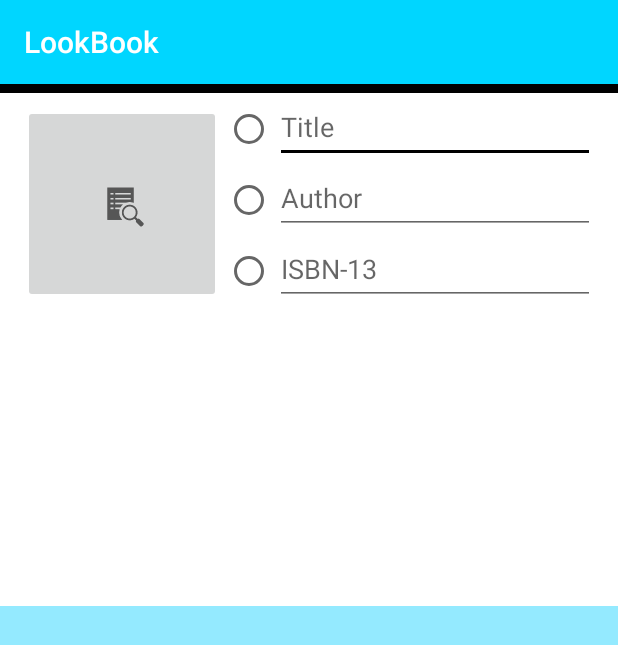
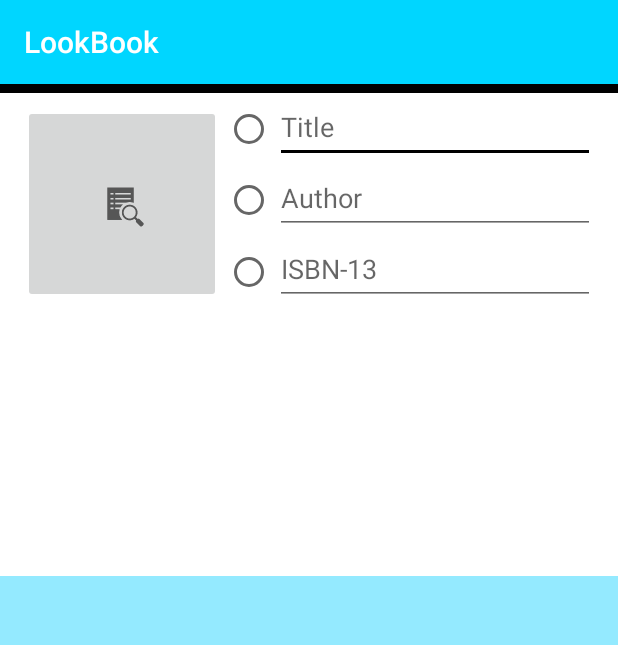
Before and after one commit to EdwardVillasenor1992/CST-438_final, an Android app: the MainSearchBooks screen opened directly, with no data from a screen before it, on a phone screen of 412 x 824 dp. Shown: the top 645 px of the screen. Run offline under Robolectric (Android 15) with nearby library versions, the light colour scheme and no system bars.

Commit message:
fixed padding

```diff
--- a/app/src/main/res/layout/main_search_books.xml
+++ b/app/src/main/res/layout/main_search_books.xml
@@ -76,9 +76,9 @@
         android:layout_width="wrap_content"
         android:layout_height="wrap_content"
         android:layout_alignBaseline="@+id/ISBN_input"
-        android:layout_marginEnd="1dp"
         android:layout_toStartOf="@+id/author_input"
         android:layout_marginRight="1dp"
+        android:paddingBottom="1dp"
         tools:ignore="RtlCompat" />
 
     <ImageButton
@@ -97,7 +97,7 @@
         android:background="#94EAFF"
         android:id="@+id/listview_books"
         android:layout_width="wrap_content"
-        android:layout_height="420dp"
+        android:layout_height="440dp"
         android:layout_alignParentBottom="true"
         android:layout_alignParentLeft="true"
         android:paddingTop="22dp"
```
